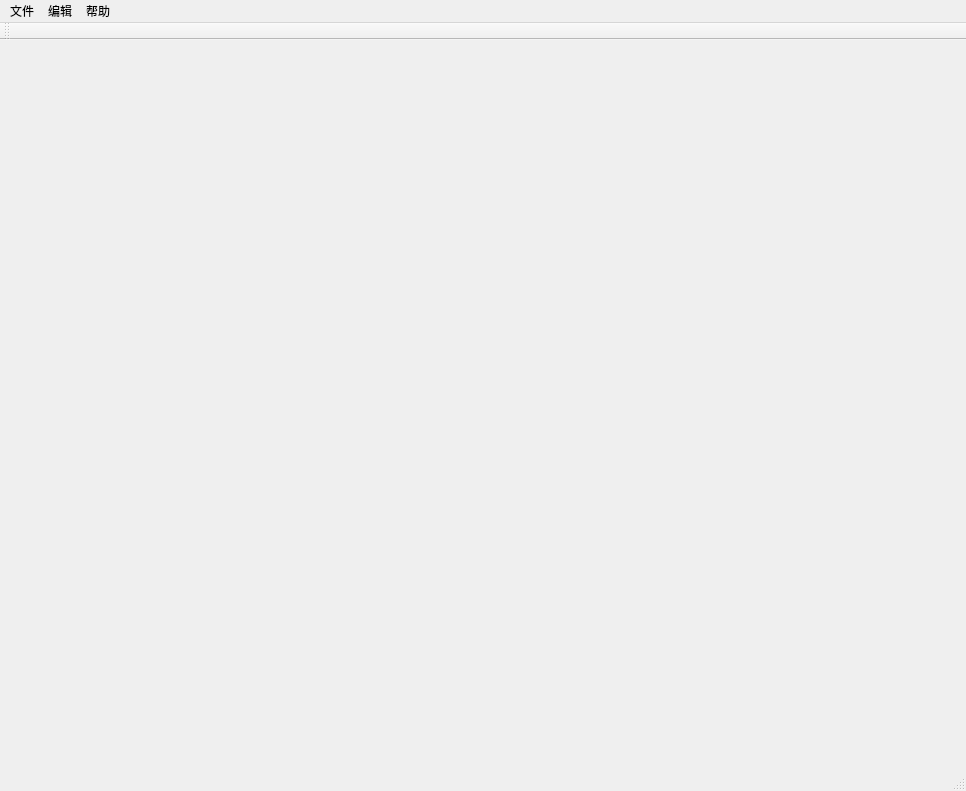
First picture: the form in grafix/mainwindow.ui, repository wysaid/grafix, before the edit.
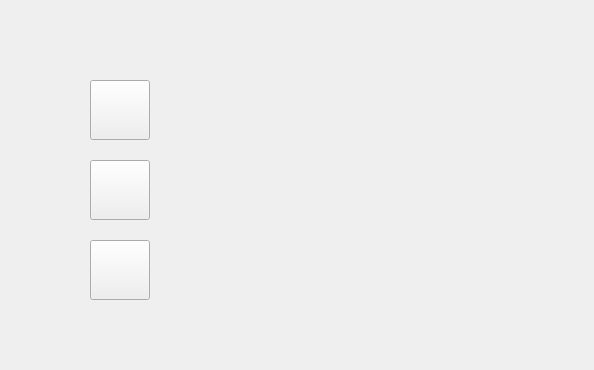
Second picture: the form after the edit. Icons and pictures are not drawn.

```diff
--- a/grafix/mainwindow.ui
+++ b/grafix/mainwindow.ui
@@ -6,51 +6,75 @@
    <rect>
     <x>0</x>
     <y>0</y>
-    <width>966</width>
-    <height>791</height>
+    <width>594</width>
+    <height>370</height>
    </rect>
   </property>
   <property name="windowTitle">
    <string>MainWindow</string>
   </property>
-  <widget class="QWidget" name="centralWidget"/>
-  <widget class="QMenuBar" name="menuBar">
-   <property name="geometry">
-    <rect>
-     <x>0</x>
-     <y>0</y>
-     <width>966</width>
-     <height>22</height>
-    </rect>
+  <property name="styleSheet">
+   <string notr="true">#centralWidget{background-image:url(':grafix/res/mainWindow/homepage.png');}
+#editBtn{background-image:url(':grafix/res/mainWindow/editBtn.png');}
+#collageBtn{background-image:url(':grafix/res/mainWindow/collageBtn.png');}
+#batchBtn{background-image:url(':grafix/res/mainWindow/batchBtn.png');}</string>
+  </property>
+  <property name="toolButtonStyle">
+   <enum>Qt::ToolButtonIconOnly</enum>
+  </property>
+  <widget class="QWidget" name="centralWidget">
+   <property name="styleSheet">
+    <string notr="true"/>
    </property>
-   <widget class="QMenu" name="menu">
-    <property name="title">
-     <string>文件</string>
+   <widget class="QPushButton" name="editBtn">
+    <property name="geometry">
+     <rect>
+      <x>90</x>
+      <y>80</y>
+      <width>60</width>
+      <height>60</height>
+     </rect>
     </property>
+    <property name="styleSheet">
+     <string notr="true"/>
+    </property>
+    <property name="text">
+     <string/>
+    </property>
    </widget>
-   <widget class="QMenu" name="menu_2">
-    <property name="title">
-     <string>编辑</string>
+   <widget class="QPushButton" name="collageBtn">
+    <property name="geometry">
+     <rect>
+      <x>90</x>
+      <y>160</y>
+      <width>60</width>
+      <height>60</height>
+     </rect>
     </property>
+    <property name="styleSheet">
+     <string notr="true"/>
+    </property>
+    <property name="text">
+     <string/>
+    </property>
    </widget>
-   <widget class="QMenu" name="menu_3">
-    <property name="title">
-     <string>帮助</string>
+   <widget class="QPushButton" name="batchBtn">
+    <property name="geometry">
+     <rect>
+      <x>90</x>
+      <y>240</y>
+      <width>60</width>
+      <height>60</height>
+     </rect>
     </property>
+    <property name="styleSheet">
+     <string notr="true"/>
+    </property>
+    <property name="text">
+     <string/>
+    </property>
    </widget>
-   <addaction name="menu"/>
-   <addaction name="menu_2"/>
-   <addaction name="menu_3"/>
   </widget>
-  <widget class="QToolBar" name="mainToolBar">
-   <attribute name="toolBarArea">
-    <enum>TopToolBarArea</enum>
-   </attribute>
-   <attribute name="toolBarBreak">
-    <bool>false</bool>
-   </attribute>
-  </widget>
-  <widget class="QStatusBar" name="statusBar"/>
  </widget>
  <layoutdefault spacing="6" margin="11"/>
  <resources>
```
Left out of the diff: 5 changed lines with no effect on the pictures.
